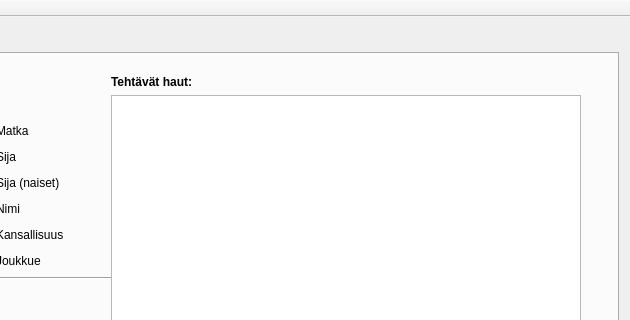
vikidi/Finlandia-Hiihto-Visual, file App/UI/finlandia.ui: the form before one commit; both pictures show x 672 to 1302 and y 0 to 320 of the 1302 by 827 pixel window.
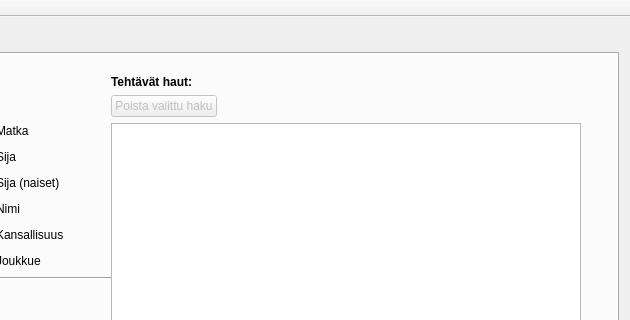
The form after the commit. Custom widgets are drawn as their Qt base class.

Commit message: Feature to remove singular searches

```diff
--- a/App/UI/finlandia.ui
+++ b/App/UI/finlandia.ui
@@ -79,6 +79,33 @@
              </property>
             </widget>
            </item>
+           <item>
+            <layout class="QHBoxLayout" name="horizontalLayout_10">
+             <item>
+              <widget class="QPushButton" name="btn_removeSearch">
+               <property name="enabled">
+                <bool>false</bool>
+               </property>
+               <property name="text">
+                <string>Poista valittu haku</string>
+               </property>
+              </widget>
+             </item>
+             <item>
+              <spacer name="horizontalSpacer_5">
+               <property name="orientation">
+                <enum>Qt::Horizontal</enum>
+               </property>
+               <property name="sizeHint" stdset="0">
+                <size>
+                 <width>40</width>
+                 <height>20</height>
+                </size>
+               </property>
+              </spacer>
+             </item>
+            </layout>
+           </item>
            <item>
             <widget class="QListWidget" name="listWidgetTehtHaut"/>
            </item>
```
The commit also changes 2 other files.
